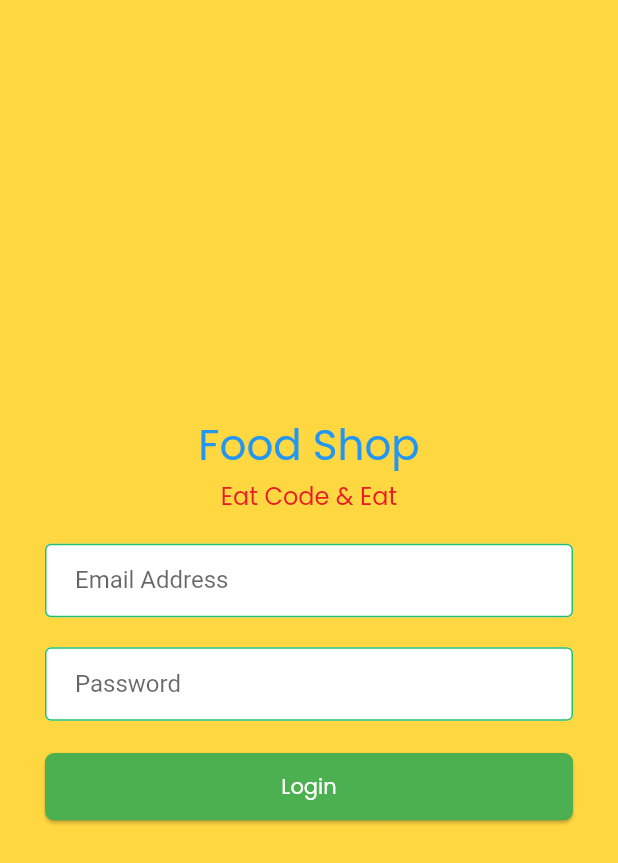
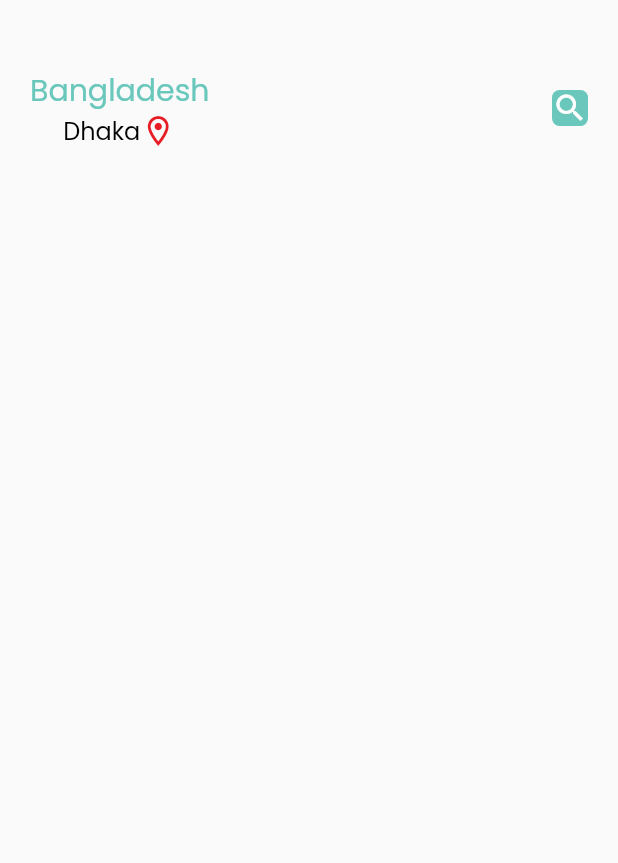
Before and after one commit to IsratAra17/Food-Shop-App-Flutter, a Flutter app: the screen it shows after launch, on a phone screen of 412 x 824 dp. Shown: the top 863 px of the screen. Run offline on Flutter 3.47's test engine with Material 2 defaults, Android fonts, the phone set to English and light mode, and no system bars; our stand-ins replace firebase_auth, firebase_core, fluttertoast; accounts and stored records are empty.

Commit message:
Food main page header done

```diff
--- a/lib/authentication_screens/login.dart
+++ b/lib/authentication_screens/login.dart
@@ -1,7 +1,6 @@
 import 'package:firebase_auth/firebase_auth.dart';
 import 'package:flutter/material.dart';
 
-import '../firebase_authentication/firebase_authentication.dart';
 import '../style/style.dart';
 
 class Login_Screen extends StatefulWidget {
@@ -25,7 +24,7 @@ class _Login_ScreenState extends State<Login_Screen> {
       password: _passwordController.text.trim(),
     );
     SuccessToast("Successfully Login");
-    Navigator.pushNamed(context, "/home_screen");
+    Navigator.pushNamed(context, "/mainFoodpage");
   }
 
 
@@ -40,7 +39,7 @@ class _Login_ScreenState extends State<Login_Screen> {
           mainAxisAlignment: MainAxisAlignment.center,
           children: [
 
-            Text('Food Shop', style: AppText28Style(Colors.blue)),
+            Text('Food Shop', style: AppText20Style(Colors.blue)),
             SizedBox(
               height: 1,
             ),
--- a/lib/authentication_screens/registration.dart
+++ b/lib/authentication_screens/registration.dart
@@ -37,7 +37,7 @@ SuccessToast("Registerd Successfully!");
           crossAxisAlignment: CrossAxisAlignment.center,
           mainAxisAlignment: MainAxisAlignment.center,
           children: [
-            Text('Food Shop', style: AppText28Style(colorDarkBlue)),
+            Text('Food Shop', style: AppText20Style(colorDarkBlue)),
             SizedBox(
               height: 1,
             ),
--- a/lib/main.dart
+++ b/lib/main.dart
@@ -1,6 +1,7 @@
 import 'package:firebase_core/firebase_core.dart';
 import 'package:flutter/foundation.dart';
 import 'package:flutter/material.dart';
+import 'package:foodshopapp/main_food_screen/main_food_page.dart';
 
 import 'authentication_screens/login.dart';
 import 'authentication_screens/registration.dart';
@@ -22,7 +23,8 @@ void main() async {
   else{
     await Firebase.initializeApp();
   }
-  runApp( MyApp('/login_screen'));
+
+  runApp(MyApp('/mainFoodpage'));
 }
 
 
@@ -36,11 +38,12 @@ class MyApp extends StatelessWidget {
 
     return MaterialApp(
       debugShowCheckedModeBanner: false,
-      initialRoute: '/login_screen',
+      initialRoute:'/mainFoodpage',
       routes: {
         '/registration_screen': (context) =>Registration_Screen(),
         '/login_screen': (context) =>Login_Screen(),
         '/home_screen': (context) =>Home_Screen(),
+        '/mainFoodpage': (context) =>MainFoodPage(),
       },
     );
   }
--- /dev/null
+++ b/lib/main_food_screen/main_food_page.dart
@@ -0,0 +1,46 @@
+import 'package:flutter/cupertino.dart';
+import 'package:flutter/material.dart';
+import 'package:foodshopapp/style/style.dart';
+
+class MainFoodPage extends StatefulWidget {
+  const MainFoodPage({Key? key}) : super(key: key);
+
+  @override
+  State<MainFoodPage> createState() => _MainFoodPageState();
+}
+
+class _MainFoodPageState extends State<MainFoodPage> {
+  @override
+  Widget build(BuildContext context) {
+    return Scaffold(
+      body: Container(
+        margin: EdgeInsets.only(top: 45,bottom: 15),
+padding: EdgeInsets.only(left: 20,right: 20),
+        child: Column(
+          children: [
+            Container(
+
+              child: Row(
+                mainAxisAlignment: MainAxisAlignment.spaceBetween,
+                children: [
+                  Column(children: [
+                    Text("Bangladesh",style: AppText20Style(colorLightBlue),),
+                    Row(
+                      children: [
+                        Text("Dhaka",style: AppText16Style(Colors.black),),
+                        Icon(Icons.location_on_outlined,color: colorRed,),
+
+                      ],
+                    )
+                  ],),
+                AppBoxDecoration(50, 80, Icon(Icons.search,color: colorWhite))
+
+                ],
+              ),
+            ),
+          ],
+        ),
+      ),
+    );
+  }
+}
--- a/lib/style/style.dart
+++ b/lib/style/style.dart
@@ -1,8 +1,8 @@
-
 import 'package:flutter/material.dart';
+import 'package:flutter/widgets.dart';
 import 'package:fluttertoast/fluttertoast.dart';
 
-const colorYellow=Color.fromRGBO(255, 192, 0, 1);
+const colorYellow = Color.fromRGBO(255, 192, 0, 1);
 const colorRed = Color.fromRGBO(231, 28, 36, 1);
 const colorDark = Color.fromRGBO(136, 28, 32, 1);
 const colorGreen = Color.fromRGBO(33, 191, 115, 1);
@@ -12,46 +12,44 @@ const colorWhite = Color.fromRGBO(255, 255, 255, 1.0);
 const colorDarkBlue = Color.fromRGBO(44, 62, 80, 1.0);
 const colorLightGray = Color.fromRGBO(135, 142, 150, 1.0);
 const colorLight = Color.fromRGBO(211, 211, 211, 1.0);
-const colorLightPink = Color.fromRGBO(255, 231, 211,1);
-const colorLightBlue = Color.fromRGBO(106, 199, 188,1);
-const colorLightYellow = Color.fromRGBO(255, 210, 109,1);
-
+const colorLightPink = Color.fromRGBO(255, 231, 211, 1);
+const colorLightBlue = Color.fromRGBO(106, 199, 188, 1);
+const colorLightYellow = Color.fromRGBO(255, 210, 109, 1);
 
 TextStyle ButtonTextStyle() {
   return TextStyle(
+      overflow: TextOverflow.ellipsis,
       fontWeight: FontWeight.w400,
       fontFamily: 'poppins',
       fontSize: 14,
-    color: Colors.white
-  );
+      color: Colors.white);
 }
+
 TextStyle AppText16Style(textColor) {
   return TextStyle(
+      overflow: TextOverflow.ellipsis,
       fontWeight: FontWeight.w400,
       fontFamily: 'poppins',
       fontSize: 16,
-      color: textColor
-  );
+      color: textColor);
 }
-TextStyle AppText28Style(textcolor) {
 
+TextStyle AppText20Style(textcolor) {
   return TextStyle(
       color: textcolor,
       fontWeight: FontWeight.w400,
       fontFamily: 'poppins',
-    fontSize: 28,
+      fontSize: 20,
+      overflow: TextOverflow.ellipsis);
+}
 
-
-  );
-}
 TextStyle AppText9Style(textColor) {
   return TextStyle(
       fontWeight: FontWeight.w400,
       fontFamily: 'poppins',
       fontSize: 9,
-    color: textColor
-
-  );
+      overflow: TextOverflow.ellipsis,
+      color: textColor);
 }
 
 void SuccessToast(msg) {
@@ -76,6 +74,7 @@ void ErrorToast(msg) {
     fontSize: 16.0,
   );
 }
+
 InputDecoration AppInputDecoration(label) {
   return InputDecoration(
     focusedBorder: const OutlineInputBorder(
@@ -100,6 +99,7 @@ ButtonStyle AppButtonStyle() {
       textStyle: ButtonTextStyle(),
       shape: RoundedRectangleBorder(borderRadius: BorderRadius.circular(6)));
 }
+
 Ink SuccessButtonChild(String ButtonText) {
   return Ink(
     decoration: BoxDecoration(
@@ -114,3 +114,11 @@ Ink SuccessButtonChild(String ButtonText) {
     ),
   );
 }
+
+Container AppBoxDecoration(height, width, child) {
+  return Container(
+    decoration: BoxDecoration(
+        color: colorLightBlue, borderRadius: BorderRadius.circular(5)),
+    child: child,
+  );
+}
--- a/pubspec.yaml
+++ b/pubspec.yaml
@@ -39,6 +39,7 @@ dependencies:
   firebase_auth: 4.1.0
   firebase_core: ^2.2.0
   cloud_firestore: ^4.0.5
+  firebase_storage:
   firebase_core_platform_interface: 4.5.2
   fluttertoast: ^8.1.2
 
```
Also changed, not shown: lib/home_screen.dart (+26 -2 lines), lib/main_food_screen/food_page_body.dart (added), pubspec.lock, 1 other file. Lines whose indentation alone changed are shown as unchanged.
